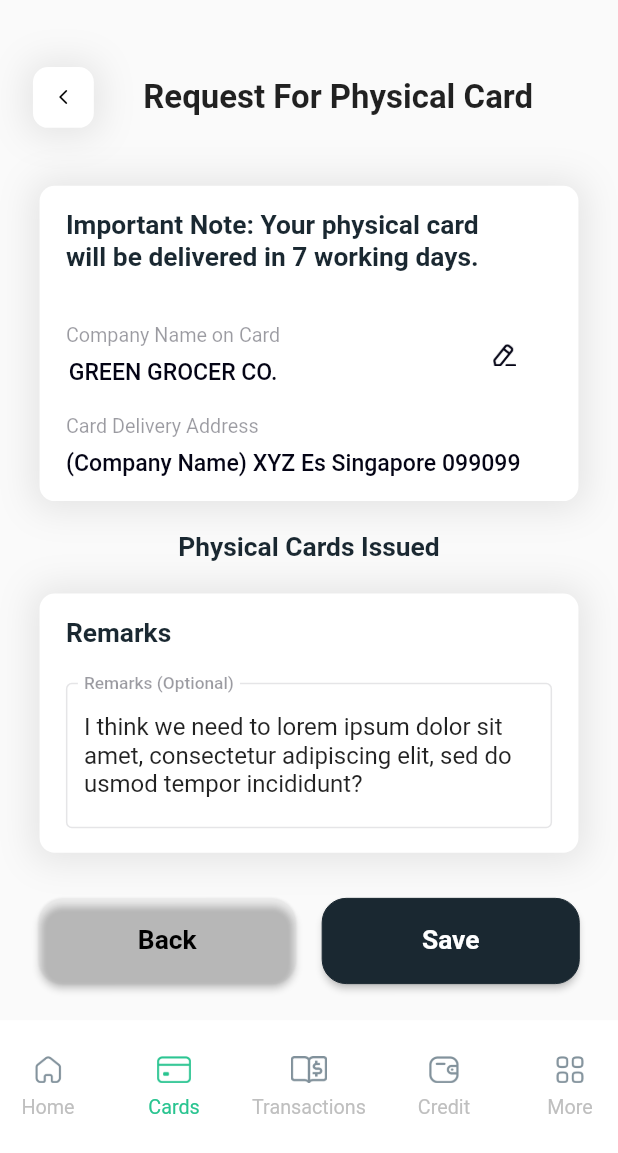
After one commit to bestmycode/FlexMobileApp, a Flutter app: the RequestCard screen opened directly, on a phone screen of 412 x 824 dp. The commit adds this screen. Shown: the top 1153 px of the screen. Run offline on Flutter 3.47's test engine with Material 2 defaults, Android fonts, the phone set to English and light mode, and no system bars; our stand-ins replace expandable, localstorage; missing offline and left inert: country_pickers, indexed.

```diff
--- /dev/null
+++ b/lib/ui/main/cards/request_card.dart
@@ -0,0 +1,586 @@
+import 'package:flexflutter/ui/main/cards/physical_my_card.dart';
+import 'package:flexflutter/ui/main/cards/physical_team_card.dart';
+import 'package:flexflutter/ui/widgets/custom_bottom_bar.dart';
+import 'package:flexflutter/ui/widgets/custom_header.dart';
+import 'package:flexflutter/ui/widgets/custom_spacer.dart';
+import 'package:flutter/cupertino.dart';
+import 'package:flutter/material.dart';
+import 'package:flexflutter/utils/scale.dart';
+
+class RequestCard extends StatefulWidget {
+
+  // final CupertinoTabController controller;
+  // final GlobalKey<NavigatorState> navigatorKey;
+
+  // const PhysicalCards({Key? key, required this.controller, required this.navigatorKey}) : super(key: key);
+
+  const RequestCard({Key? key}) : super(key: key);
+  @override
+  RequestCardState createState() => RequestCardState();
+}
+
+class RequestCardState extends State<RequestCard> {
+
+  hScale(double scale) {
+    return Scale().hScale(context, scale);
+  }
+  wScale(double scale) {
+    return Scale().wScale(context, scale);
+  }
+
+  fSize(double size) {
+    return Scale().fSize(context, size);
+  }
+
+  final monthlyLimitCtl = TextEditingController();
+  final transactionLimitCtl = TextEditingController(text:'SGD 1000.00');
+  final varianceLimitCtl = TextEditingController(text: '30%');
+  final remarksCtl = TextEditingController(text: 'I think we need to lorem ipsum dolor sit amet, consectetur adipiscing elit, sed do usmod tempor incididunt?');
+
+  bool isSwitchedMerchant = true;
+  bool isSwitchedTransactionLimit = true;
+  var isSwitchedArr = [false, false, true, false, false, true, false, false, true, false];
+  double transactionLimitValue = 10;
+  double varianceLimitValue = 30;
+
+  handleCloneSetting() {
+
+  }
+
+  handleSwitch(index, v) {
+    setState(() {
+      isSwitchedArr[index] = v;
+    });
+  }
+
+  handleSave() {
+
+  }
+
+  handleEditCompanyName() {
+
+  }
+
+  @override
+  void initState() {
+    super.initState();
+  }
+
+  @override
+  Widget build(BuildContext context) {
+    return Material(
+        child: Scaffold(
+            body: Stack(
+                children:[
+                  SingleChildScrollView(
+                      child: Column(
+                          children: [
+                            const CustomSpacer(size: 44),
+                            const CustomHeader(title: 'Request For Physical Card'),
+                            const CustomSpacer(size: 38),
+                            cardDetailField(),
+                            const CustomSpacer(size: 20),
+                            cardIssueFieldField(),
+                            Opacity(
+                              opacity: isSwitchedMerchant ? 1 : 0.4,
+                              child: Column(
+                                children: [
+                                  const CustomSpacer(size: 20),
+                                  remarksField(),
+                                  const CustomSpacer(size: 30),
+                                ],
+                              )
+                            ),
+                            buttonField(),
+                            const CustomSpacer(size: 24),
+                            const CustomSpacer(size: 88),
+                          ]
+                      )
+                  ),
+                  const Positioned(
+                    bottom: 0,
+                    left: 0,
+                    child: CustomBottomBar(active: 1),
+                  )
+                ]
+            )
+        )
+    );
+  }
+
+  Widget cardDetailField() {
+    return Container(
+      width: wScale(327),
+      padding: EdgeInsets.only(left: wScale(16), right: wScale(16), top: hScale(16), bottom: hScale(16)),
+      decoration: BoxDecoration(
+        color: Colors.white,
+        borderRadius: BorderRadius.only(
+          topLeft: Radius.circular(hScale(10)),
+          topRight: Radius.circular(hScale(10)),
+          bottomLeft: Radius.circular(hScale(10)),
+          bottomRight: Radius.circular(hScale(10)),
+        ),
+        boxShadow: [
+          BoxShadow(
+            color: Colors.grey.withOpacity(0.25),
+            spreadRadius: 4,
+            blurRadius: 20,
+            offset: const Offset(0, 1), // changes position of shadow
+          ),
+        ],
+      ),
+      child: Column(
+        mainAxisAlignment: MainAxisAlignment.start,
+        crossAxisAlignment: CrossAxisAlignment.start,
+        children: [
+          Text('Important Note: Your physical card \nwill be delivered in 7 working days.',
+            style: TextStyle(fontSize: fSize(16), fontWeight: FontWeight.w600, color: const Color(0xFF1A2831))),
+          const CustomSpacer(size: 30),
+          Row(
+            mainAxisAlignment: MainAxisAlignment.spaceBetween,
+            crossAxisAlignment: CrossAxisAlignment.center,
+            children: [
+              Column(
+               children: [
+                 Text('Company Name on Card',
+                     style: TextStyle(fontSize: fSize(12), color: const Color(0xFF040415).withOpacity(0.4))),
+                 const CustomSpacer(size: 8),
+                 Text('GREEN GROCER CO.',
+                     style: TextStyle(fontSize: fSize(14), fontWeight: FontWeight.w500, color: const Color(0xFF040415))),
+               ],
+             ),
+             TextButton(
+                 style: TextButton.styleFrom(
+                   primary: const Color(0xffF5F5F5).withOpacity(0.4),
+                   padding: const EdgeInsets.all(0),
+                 ),
+                 child: Image.asset('assets/edit.png', fit:BoxFit.contain, width: wScale(14)),
+                 onPressed: () { handleEditCompanyName(); }
+             ),
+
+           ],
+          ),
+          const CustomSpacer(size: 16),
+          Text('Card Delivery Address',
+              style: TextStyle(fontSize: fSize(12), color: const Color(0xFF040415).withOpacity(0.4))),
+          const CustomSpacer(size: 8),
+          Text('(Company Name) XYZ Es Singapore 099099',
+              style: TextStyle(fontSize: fSize(14), fontWeight: FontWeight.w500, color: const Color(0xFF040415))),
+        ],
+      ),
+    );
+  }
+
+  Widget cardIssueFieldField() {
+    return Column(
+      children: [
+        Text('Physical Cards Issued', style: TextStyle(fontSize: fSize(16), fontWeight: FontWeight.w600, color: const Color(0xFF1A2831))),
+        Row(
+          children: const [
+            // CircleProgressBar(
+            //   200.0,
+            //   backgroundColor: Colors.red,
+            //   foreColor: Colors.amberAccent,
+            //   startNumber: 0,
+            //   maxNumber: 50,
+            //   duration: 3000,
+            //   textPercent: false,
+            // )
+          ],
+        )
+      ],
+    );
+  }
+
+  Widget monthlyCardsList() {
+    return SingleChildScrollView(
+        scrollDirection: Axis.horizontal,
+        padding: EdgeInsets.zero,
+        child: Row(
+            children: [
+              monthlyCard('500'),
+              monthlyCard('1000'),
+              monthlyCard('5000'),
+              monthlyCard('10000'),
+            ]
+        )
+    );
+  }
+
+  Widget monthlyCard(value) {
+    return Container(
+      width: wScale(90),
+      height: hScale(40),
+      // padding: EdgeInsets.all(wScale(9)),
+      margin: EdgeInsets.only(right: wScale(7)),
+      alignment: Alignment.center,
+      decoration: const BoxDecoration(
+        color: Color(0xFFDEFEE9),
+        borderRadius: BorderRadius.all(Radius.circular(10))
+      ),
+      child: Row(
+        crossAxisAlignment: CrossAxisAlignment.start,
+        mainAxisAlignment: MainAxisAlignment.center,
+        children: [
+          Text('SGD', style:TextStyle(fontSize: fSize(10), fontWeight: FontWeight.w600, color: const Color(0xFF30E7A9))),
+          SizedBox(width: wScale(3)),
+          Text(value, style:TextStyle(fontSize: fSize(14), fontWeight: FontWeight.w600, color: const Color(0xFF30E7A9))),
+        ],
+      )
+    );
+  }
+
+  Widget additionalField() {
+    return Container(
+      width: wScale(327),
+      padding: EdgeInsets.only(left: wScale(16), right: wScale(16), top: hScale(16), bottom: hScale(16)),
+      decoration: BoxDecoration(
+        color: Colors.white,
+        borderRadius: BorderRadius.only(
+          topLeft: Radius.circular(hScale(10)),
+          topRight: Radius.circular(hScale(10)),
+          bottomLeft: Radius.circular(hScale(10)),
+          bottomRight: Radius.circular(hScale(10)),
+        ),
+        boxShadow: [
+          BoxShadow(
+            color: Colors.grey.withOpacity(0.25),
+            spreadRadius: 4,
+            blurRadius: 20,
+            offset: const Offset(0, 1), // changes position of shadow
+          ),
+        ],
+      ),
+      child: Column(
+        mainAxisAlignment: MainAxisAlignment.start,
+        crossAxisAlignment: CrossAxisAlignment.start,
+        children: [
+          Text('Additional Spend Control', style: TextStyle(fontSize: fSize(16), fontWeight: FontWeight.w600, color: const Color(0xFF1A2831))),
+          Opacity(
+            opacity: isSwitchedMerchant ? 1 : 0.4,
+            child: Column(
+              children: [
+                const CustomSpacer(size: 22),
+                Row(
+                  mainAxisAlignment: MainAxisAlignment.spaceBetween,
+                  children: [
+                    Text('Merchant Category Blocking', style: TextStyle(fontSize: fSize(14), color: const Color(0xFF1A2831))),
+                    SizedBox(
+                      width: wScale(32),
+                      height: hScale(18),
+                      child: Transform.scale(
+                        scale: 0.5,
+                        child:CupertinoSwitch(
+                          trackColor: const Color(0xFFDFDFDF),
+                          activeColor: const Color(0xFF3BD8A3),
+                          value: isSwitchedMerchant,
+                          onChanged: (v) => setState(() => isSwitchedMerchant = v),
+                        ),
+                      ) ,
+                    )
+
+                  ],
+                ),
+                const CustomSpacer(size: 10),
+                RichText(
+                  text: TextSpan(
+                    style: TextStyle(
+                        fontSize: fSize(12),
+                        color: const Color(0xFF70828D),
+                        fontWeight: FontWeight.w400
+                    ),
+                    children: const [
+                      TextSpan(text: 'Select the categories where spending will be \n'),
+                      TextSpan(text: 'Blocked', style: TextStyle(fontWeight: FontWeight.w700, color: Color(0xFFEB5757))),
+                      TextSpan(text: '.  When making a purchase on unauthorized\ncategories, the transaction will be rejected. All\nspending categories are'),
+                      TextSpan(text: ' allowed', style: TextStyle(fontWeight: FontWeight.w700, color: Color(0xFF3BD8A3))),
+                      TextSpan(text: ' by default.'),
+                    ],
+                  ),
+                ),
+                const CustomSpacer(size: 24),
+                customSwitchControl(0, 'assets/air_lines.png', 'Airlines'),
+                const CustomSpacer(size: 20),
+                customSwitchControl(1, 'assets/car_rental.png', 'Car Rental'),
+                const CustomSpacer(size: 20),
+                customSwitchControl(2, 'assets/transportation.png', 'Transportation'),
+                const CustomSpacer(size: 20),
+                customSwitchControl(3, 'assets/hotels.png', 'Hotels'),
+                const CustomSpacer(size: 20),
+                customSwitchControl(4, 'assets/petrol.png', 'Petrol'),
+                const CustomSpacer(size: 20),
+                customSwitchControl(5, 'assets/department_stores.png', 'Department Stores'),
+                const CustomSpacer(size: 20),
+                customSwitchControl(6, 'assets/parking.png', 'Parking'),
+                const CustomSpacer(size: 20),
+                customSwitchControl(7, 'assets/fandb.png', 'F&B (Restaurants & Groceries)'),
+                const CustomSpacer(size: 20),
+                customSwitchControl(8, 'assets/taxis.png', 'Taxis'),
+                const CustomSpacer(size: 20),
+                customSwitchControl(9, 'assets/others.png', 'Others'),
+                const CustomSpacer(size: 34),
+              ],
+            )
+          ),
+          Opacity(
+            opacity: isSwitchedTransactionLimit ? 1 : 0.4,
+            child: Column(
+              children: [
+                Row(
+                  mainAxisAlignment: MainAxisAlignment.spaceBetween,
+                  children: [
+                    Text('Transaction Limit', style: TextStyle(fontSize: fSize(14), color: const Color(0xFF1A2831))),
+                    SizedBox(
+                      width: wScale(32),
+                      height: hScale(18),
+                      child: Transform.scale(
+                        scale: 0.5,
+                        child:CupertinoSwitch(
+                          trackColor: const Color(0xFFDFDFDF),
+                          activeColor: const Color(0xFF3BD8A3),
+                          value: isSwitchedTransactionLimit,
+                          onChanged: (v) => setState(() => isSwitchedTransactionLimit = v),
+                        ),
+                      ) ,
+                    )
+
+                  ],
+                ),
+                const CustomSpacer(size: 28),
+                readonlyTextFiled(transactionLimitCtl, 'Enter Transaction Limit', 'Transaction Limit'),
+                const CustomSpacer(size: 8),
+                SliderTheme(
+                  data: SliderTheme.of(context).copyWith(
+                    thumbShape: RoundSliderThumbShape(enabledThumbRadius: hScale(12)),
+                    overlayShape: RoundSliderOverlayShape(overlayRadius: hScale(12)),
+                  ),
+                  child: Slider(
+                    value: transactionLimitValue,
+                    min: 0.0,
+                    max: 100.0,
+                    divisions: 100,
+                    activeColor: const Color(0xFF3BD8A3),
+                    inactiveColor: const Color(0xFF1A2831).withOpacity(0.1),
+                    onChanged: (double newValue) {
+                      setState(() {
+                        transactionLimitValue = newValue;
+                        transactionLimitCtl.text = 'SGD ' + (newValue*100).toString();
+                      });
+                    },
+                  ),
+                ),
+                const CustomSpacer(size: 24),
+                Text('Variance Limit', style: TextStyle(fontSize: fSize(14), color: const Color(0xFF1A2831))),
+                const CustomSpacer(size: 28),
+                readonlyTextFiled(varianceLimitCtl, 'Enter Variance Limit', 'Variance Limit'),
+                const CustomSpacer(size: 8),
+                SliderTheme(
+                  data: SliderTheme.of(context).copyWith(
+                    thumbShape: RoundSliderThumbShape(enabledThumbRadius: hScale(12)),
+                    overlayShape: RoundSliderOverlayShape(overlayRadius: hScale(12)),
+                  ),
+                  child: Slider(
+                    value: varianceLimitValue,
+                    min: 0.0,
+                    max: 100.0,
+                    divisions: 100,
+                    activeColor: const Color(0xFF3BD8A3),
+                    inactiveColor: const Color(0xFF1A2831).withOpacity(0.1),
+                    onChanged: (double newValue) {
+                      setState(() {
+                        varianceLimitValue = newValue;
+                        varianceLimitCtl.text = newValue.toString() + '%';
+                      });
+                    },
+                  ),
+                ),
+                const CustomSpacer(size: 20),
+              ],
+            )
+          )
+        ],
+      ),
+    );
+  }
+
+  Widget customSwitchControl(isSwitched, image, title) {
+    return Row(
+      mainAxisAlignment: MainAxisAlignment.start,
+      crossAxisAlignment: CrossAxisAlignment.center,
+      children: [
+        customSwitch(isSwitched),
+        SizedBox(width: wScale(20)),
+        Image.asset(image, width: hScale(16),fit: BoxFit.contain),
+        SizedBox(width: wScale(9)),
+        Text(title, style:TextStyle(fontSize: fSize(16), fontWeight: FontWeight.w600, color: const Color(0xFF1A2831)))
+      ],
+    );
+  }
+
+  Widget customSwitch(index) {
+    return SizedBox(
+      width: wScale(26),
+      height: hScale(15),
+      child: Transform.scale(
+        scale: 0.4,
+        child:CupertinoSwitch(
+          trackColor: const Color(0xFFEB5757),
+          activeColor: const Color(0xFF3BD8A3),
+          value: isSwitchedArr[index],
+          onChanged: (v) => handleSwitch(index, v)
+        ),
+      ),
+    );
+  }
+
+  Widget readonlyTextFiled(ctl, hint, label) {
+    return Container(
+        width: wScale(295),
+        height: hScale(56),
+        alignment: Alignment.center,
+        child: TextField(
+          controller: ctl,
+          readOnly: true,
+          decoration: InputDecoration(
+            enabledBorder: OutlineInputBorder(borderSide: BorderSide(
+                color: const Color(0xff040415).withOpacity(0.1),
+                width: 1.0)
+            ),
+            hintText: hint,
+            hintStyle: TextStyle(
+                color: const Color(0xff040415).withOpacity(0.1),
+                fontSize: fSize(14),
+                fontWeight: FontWeight.w500),
+            labelText: label,
+            labelStyle: TextStyle(
+                color: const Color(0xff040415).withOpacity(0.4),
+                fontSize: fSize(14),
+                fontWeight: FontWeight.w500),
+            focusedBorder: const OutlineInputBorder(
+                borderSide: BorderSide(
+                    color: Color(0xff040415),
+                    width: 1.0)
+            ),
+          ),
+        )
+    );
+  }
+
+  Widget remarksField() {
+    return Container(
+      width: wScale(327),
+      padding: EdgeInsets.only(left: wScale(16), right: wScale(16), top: hScale(16), bottom: hScale(16)),
+      decoration: BoxDecoration(
+        color: Colors.white,
+        borderRadius: BorderRadius.only(
+          topLeft: Radius.circular(hScale(10)),
+          topRight: Radius.circular(hScale(10)),
+          bottomLeft: Radius.circular(hScale(10)),
+          bottomRight: Radius.circular(hScale(10)),
+        ),
+        boxShadow: [
+          BoxShadow(
+            color: Colors.grey.withOpacity(0.25),
+            spreadRadius: 4,
+            blurRadius: 20,
+            offset: const Offset(0, 1), // changes position of shadow
+          ),
+        ],
+      ),
+      child: Column(
+        crossAxisAlignment: CrossAxisAlignment.start,
+        children: [
+          Text('Remarks', style:TextStyle(fontSize: fSize(16), fontWeight: FontWeight.w600, color: const Color(0xFF1A2831))),
+          const CustomSpacer(size: 22),
+          remarkTextFiled(remarksCtl, 'Enter Remarks', 'Remarks (Optional)')
+        ],
+      ),
+    );
+  }
+
+  Widget remarkTextFiled(ctl, hint, label) {
+    return Container(
+        width: wScale(295),
+        // height: hScale(56),
+        alignment: Alignment.center,
+        child: TextField(
+          controller: ctl,
+          minLines: 3,
+          maxLines: 7,
+          decoration: InputDecoration(
+            enabledBorder: OutlineInputBorder(borderSide: BorderSide(
+                color: const Color(0xff040415).withOpacity(0.1),
+                width: 1.0)
+            ),
+            hintText: hint,
+            hintStyle: TextStyle(
+                color: const Color(0xff040415).withOpacity(0.1),
+                fontSize: fSize(14),
+                fontWeight: FontWeight.w500),
+            labelText: label,
+            labelStyle: TextStyle(
+                color: const Color(0xff040415).withOpacity(0.4),
+                fontSize: fSize(14),
+                fontWeight: FontWeight.w500),
+            focusedBorder: const OutlineInputBorder(
+                borderSide: BorderSide(
+                    color: Color(0xff040415),
+                    width: 1.0)
+            ),
+          ),
+        )
+    );
+  }
+
+  Widget buttonField() {
+    return Row(
+      mainAxisAlignment: MainAxisAlignment.center,
+      children: [
+        backButton(),
+        saveButton()
+      ],
+    );
+  }
+
+  Widget backButton() {
+    return Container(
+        width: wScale(156),
+        height: hScale(56),
+        margin: EdgeInsets.only(left: wScale(8), right: wScale(8)),
+        child: ElevatedButton(
+          style: ElevatedButton.styleFrom(
+            primary: const Color(0xffc9c9c9).withOpacity(0.1),
+            shape: RoundedRectangleBorder(
+                borderRadius: BorderRadius.circular(16)
+            ),
+          ),
+          onPressed: () { Navigator.of(context).pop(); },
+          child: Text(
+              "Back",
+              style: TextStyle(color: Colors.black, fontSize: fSize(16), fontWeight: FontWeight.w700 )),
+        )
+    );
+  }
+
+  Widget saveButton() {
+    return Container(
+        width: wScale(156),
+        height: hScale(56),
+        margin: EdgeInsets.only(left: wScale(8), right: wScale(8)),
+        child: ElevatedButton(
+          style: ElevatedButton.styleFrom(
+            primary: const Color(0xff1A2831),
+            side: const BorderSide(width: 0, color: Color(0xff1A2831)),
+            shape: RoundedRectangleBorder(
+                borderRadius: BorderRadius.circular(16)
+            ),
+          ),
+          onPressed: () { handleSave(); },
+          child: Text(
+              "Save",
+              style: TextStyle(color: Colors.white, fontSize: fSize(16), fontWeight: FontWeight.w700 )),
+        )
+    );
+  }
+
+}
--- a/lib/ui/widgets/custom_bottom_bar.dart
+++ b/lib/ui/widgets/custom_bottom_bar.dart
@@ -75,7 +75,7 @@ class CustomBottomBarState extends State<CustomBottomBar> {
           crossAxisAlignment: CrossAxisAlignment.center,
           children: [
             Row(
-              mainAxisAlignment: MainAxisAlignment.center,
+              mainAxisAlignment: MainAxisAlignment.spaceBetween,
               crossAxisAlignment: CrossAxisAlignment.center,
               children: [
                 navItem(widget.active == 0 ? 'assets/green_home.png' : 'assets/grey_home.png', 'Home', 0),
@@ -94,7 +94,7 @@ class CustomBottomBarState extends State<CustomBottomBar> {
     return TextButton(
       style: TextButton.styleFrom(
         primary: const Color(0xFFFFFFFF),
-        padding: EdgeInsets.symmetric(horizontal: wScale(15)),
+        padding: EdgeInsets.symmetric(horizontal: wScale(0)),
       ),
       onPressed: () { handleTabItem(active); },
       child: Column(
```
Also changed, not shown: lib/ui/main/cards/physical_my_card.dart (+10 -1 lines), lib/ui/main/cards/view_limits.dart (+5 -5 lines), assets/edit.png (added), 2 other files.
